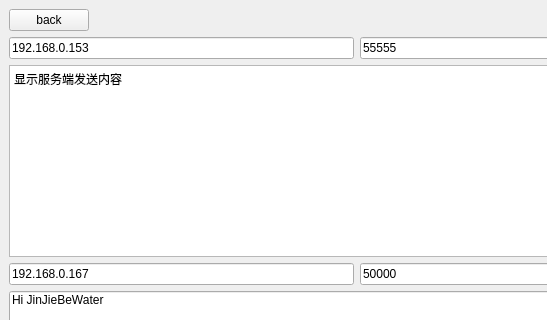
Before: the Qt Designer form src/forms/mainWindows/udpMW.ui in rrrriiiiich/iams, drawn with Qt 5; both pictures show x 0 to 547 and y 0 to 320 of the 800 by 480 pixel window.
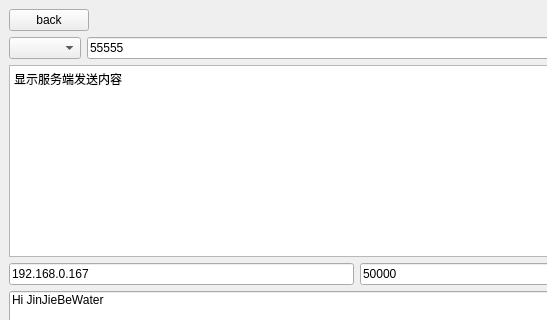
After: the same form once the commit is applied.

Commit message: feat: 为udp测试添加合法地址选择

```diff
--- a/src/forms/mainWindows/udpMW.ui
+++ b/src/forms/mainWindows/udpMW.ui
@@ -48,20 +48,7 @@
     <item row="1" column="0">
      <layout class="QHBoxLayout" name="baseConfig">
       <item>
-       <widget class="QLineEdit" name="addressEdit">
-        <property name="sizePolicy">
-         <sizepolicy hsizetype="Expanding" vsizetype="Maximum">
-          <horstretch>0</horstretch>
-          <verstretch>0</verstretch>
-         </sizepolicy>
-        </property>
-        <property name="text">
-         <string>192.168.0.153</string>
-        </property>
-        <property name="placeholderText">
-         <string>请输入正确ip地址</string>
-        </property>
-       </widget>
+       <widget class="QComboBox" name="addressComboBox"/>
       </item>
       <item>
        <widget class="QLineEdit" name="portEdit">
```
The commit also changes 2 other files.
